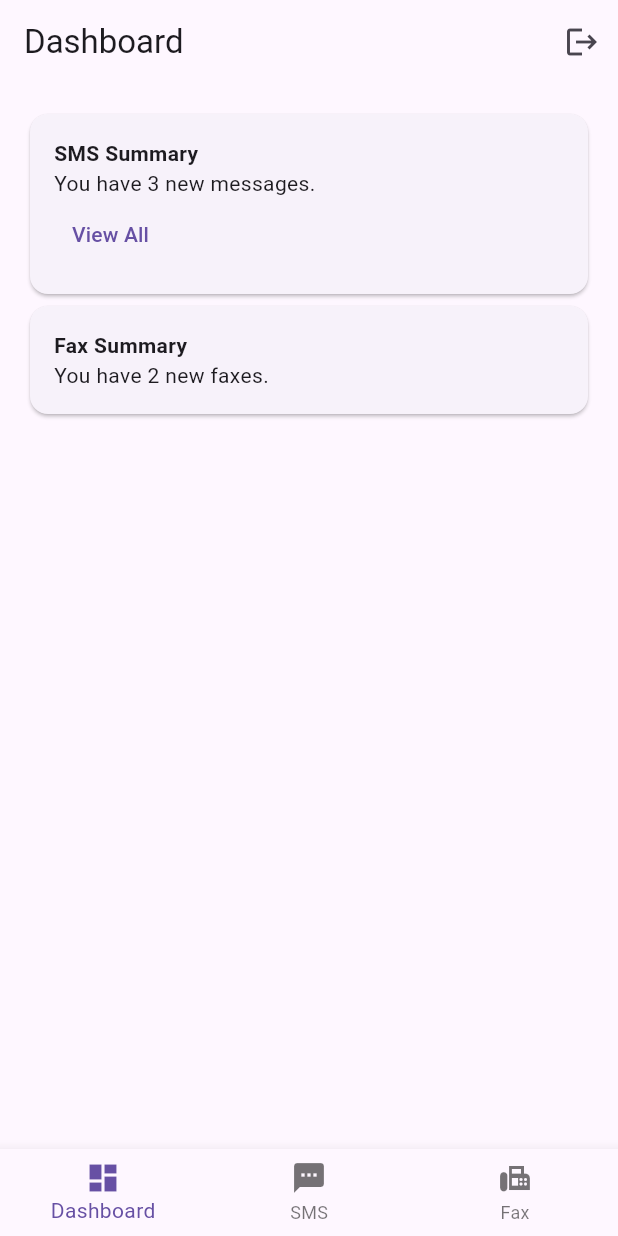
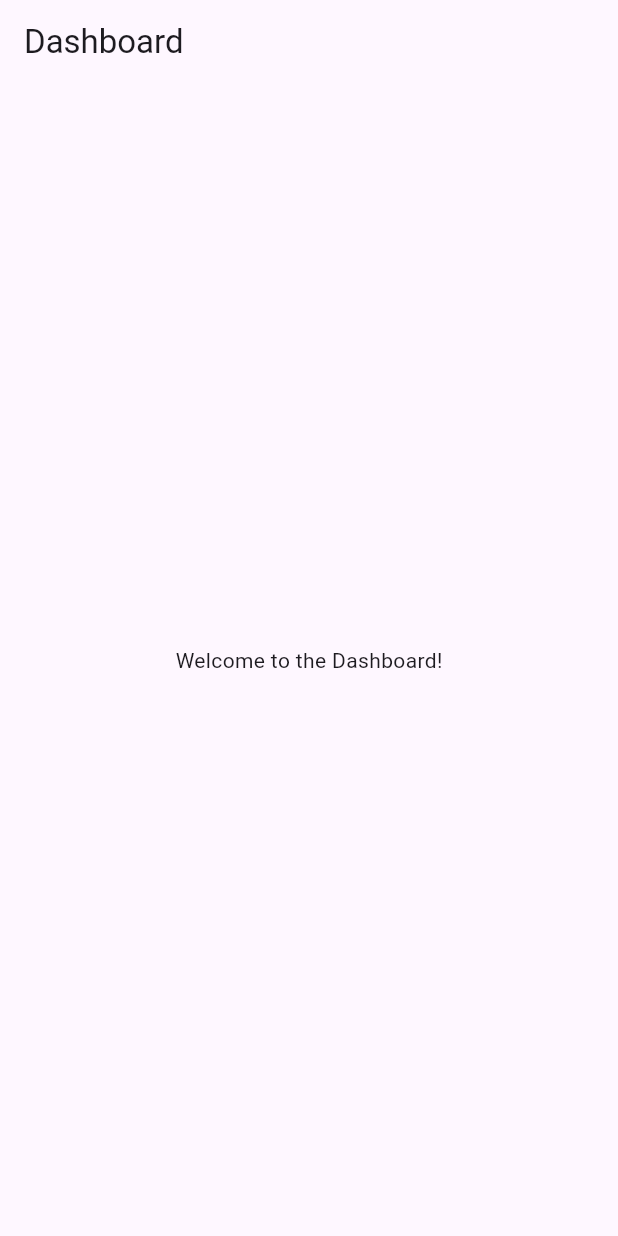
Before and after one commit to md-riaz/getxtest, a Flutter app: the screen it shows after launch, after a tap on "Login", on a phone screen of 412 x 824 dp. Run offline on Flutter 3.47's test engine with Material 3 defaults, Android fonts, the phone set to English and light mode, and no system bars; our stand-ins replace get, shared_preferences.

Commit message:
Implement authentication flow with splash screen and dashboard navigation

```diff
--- /dev/null
+++ b/lib/core/apppages.dart
@@ -0,0 +1,13 @@
+import 'package:get/get.dart';
+
+import '../features/auth/views/login_view.dart';
+import '../features/dashboard/dashboard_view.dart';
+import '../features/splash/splash_screen.dart';
+
+class AppPages {
+  static final routes = [
+    GetPage(name: '/splash', page: () => const SplashScreen()),
+    GetPage(name: '/login', page: () => const LoginView()),
+    GetPage(name: '/dashboard', page: () => const DashboardView()),
+  ];
+}
--- a/lib/features/auth/services/auth_service.dart
+++ b/lib/features/auth/services/auth_service.dart
@@ -1,7 +1,8 @@
 import 'package:get/get.dart';
 import 'package:getxtest/core/bindings/session_manager_bindings.dart';
 import 'package:getxtest/features/auth/views/login_view.dart';
-import 'package:getxtest/features/navigation/views/main_navigation_view.dart';
+import 'package:getxtest/features/dashboard/dashboard_view.dart';
+import 'package:shared_preferences/shared_preferences.dart';
 
 class AuthService extends GetxService {
   final _isAuthenticated = false.obs;
@@ -29,25 +30,33 @@ class AuthService extends GetxService {
     super.onClose();
   }
 
-  void login() {
+  void login() async {
     print("🔐 AuthService: login() - Starting login process");
     _isAuthenticated.value = true;
+
+    // Store login state in SharedPreferences
+    final prefs = await SharedPreferences.getInstance();
+    await prefs.setBool('isLoggedIn', true);
 
     // Initialize session bindings with tags on login
     print("🔐 AuthService: login() - Initializing session bindings");
     SessionManagerBindings().dependencies();
 
-    print("🔐 AuthService: login() - Navigating to main navigation");
-    Get.offAll(() => const MainNavigationView());
+    print("🔐 AuthService: login() - Navigating to dashboard");
+    Get.offAll(() => const DashboardView());
     print("🔐 AuthService: login() - Login process completed");
   }
 
-  void logout() {
+  void logout() async {
     print("🔐 AuthService: logout() - Logout initiated");
 
     // Clear authentication state first
     _isAuthenticated.value = false;
     print("🔐 AuthService: logout() - Authentication state cleared");
+
+    // Remove login state from SharedPreferences
+    final prefs = await SharedPreferences.getInstance();
+    await prefs.setBool('isLoggedIn', false);
 
     // Terminate session dependencies before navigation
     print("🔐 AuthService: logout() - Terminating session dependencies");
--- /dev/null
+++ b/lib/features/dashboard/dashboard_view.dart
@@ -0,0 +1,15 @@
+import 'package:flutter/material.dart';
+
+class DashboardView extends StatelessWidget {
+  const DashboardView({Key? key}) : super(key: key);
+
+  @override
+  Widget build(BuildContext context) {
+    return Scaffold(
+      appBar: AppBar(title: const Text('Dashboard')),
+      body: const Center(
+        child: Text('Welcome to the Dashboard!'),
+      ),
+    );
+  }
+}
--- /dev/null
+++ b/lib/features/splash/splash_controller.dart
@@ -0,0 +1,21 @@
+import 'package:get/get.dart';
+import 'package:shared_preferences/shared_preferences.dart';
+
+class SplashController extends GetxController {
+  @override
+  void onInit() {
+    super.onInit();
+    _checkLoginStatus();
+  }
+
+  Future<void> _checkLoginStatus() async {
+    await Future.delayed(const Duration(seconds: 2)); // Simulate splash delay
+    final prefs = await SharedPreferences.getInstance();
+    final isLoggedIn = prefs.getBool('isLoggedIn') ?? false;
+    if (isLoggedIn) {
+      Get.offAllNamed('/dashboard');
+    } else {
+      Get.offAllNamed('/login');
+    }
+  }
+}
--- /dev/null
+++ b/lib/features/splash/splash_screen.dart
@@ -0,0 +1,28 @@
+import 'package:flutter/material.dart';
+import 'package:get/get.dart';
+
+import 'splash_controller.dart';
+
+class SplashScreen extends StatelessWidget {
+  const SplashScreen({Key? key}) : super(key: key);
+
+  @override
+  Widget build(BuildContext context) {
+    // Initialize controller
+    Get.put(SplashController());
+    return Scaffold(
+      body: Center(
+        child: Column(
+          mainAxisAlignment: MainAxisAlignment.center,
+          children: [
+            Image.asset('assets/logo.png', height: 120),
+            const SizedBox(height: 24),
+            const CircularProgressIndicator(),
+            const SizedBox(height: 16),
+            const Text('Loading...', style: TextStyle(fontSize: 18)),
+          ],
+        ),
+      ),
+    );
+  }
+}
--- a/lib/main.dart
+++ b/lib/main.dart
@@ -1,8 +1,8 @@
 import 'package:flutter/material.dart';
 import 'package:get/get.dart';
 
+import 'core/apppages.dart';
 import 'core/bindings/app_bindings.dart';
-import 'features/auth/views/login_view.dart';
 
 void main() {
   // Initialize app bindings before starting the app
@@ -17,8 +17,9 @@ class MyApp extends StatelessWidget {
   Widget build(BuildContext context) {
     return GetMaterialApp(
       title: 'GetX Modular Architecture',
-      home: const LoginView(),
       theme: ThemeData(primarySwatch: Colors.blue, useMaterial3: true),
+      initialRoute: '/splash',
+      getPages: AppPages.routes,
     );
   }
 }
--- a/pubspec.yaml
+++ b/pubspec.yaml
@@ -35,6 +35,7 @@ dependencies:
   # Use with the CupertinoIcons class for iOS style icons.
   cupertino_icons: ^1.0.8
   get: ^4.7.3
+  shared_preferences: ^2.5.3
 
 dev_dependencies:
   flutter_test:
```
Also changed, not shown: pubspec.lock, 1 other file.
